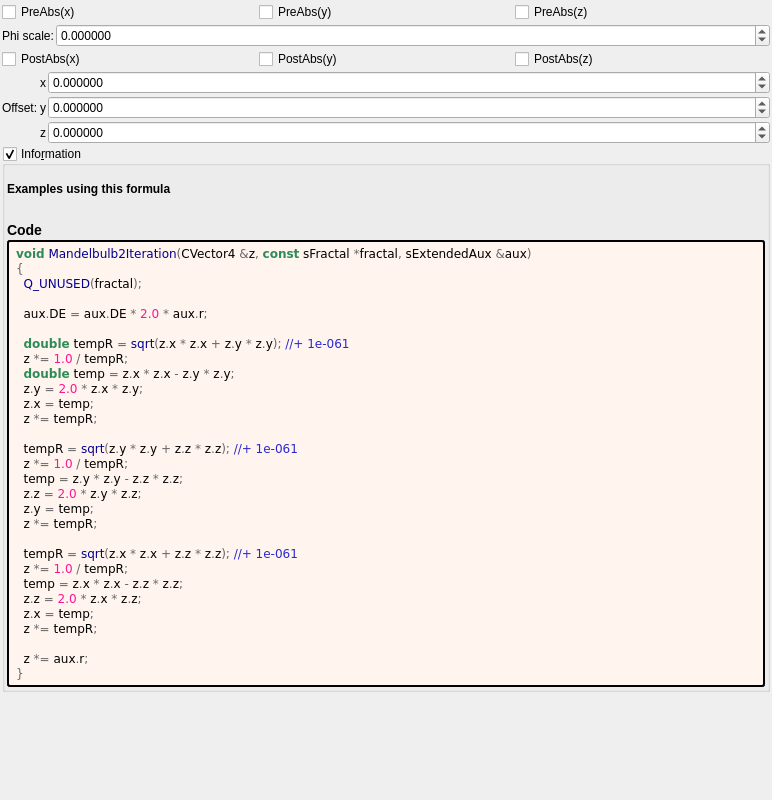
Before: the Qt Designer form mandelbulber2/formula/ui/mandelbulb_atan2_power2.ui in buddhi1980/mandelbulber2, drawn with Qt 5.
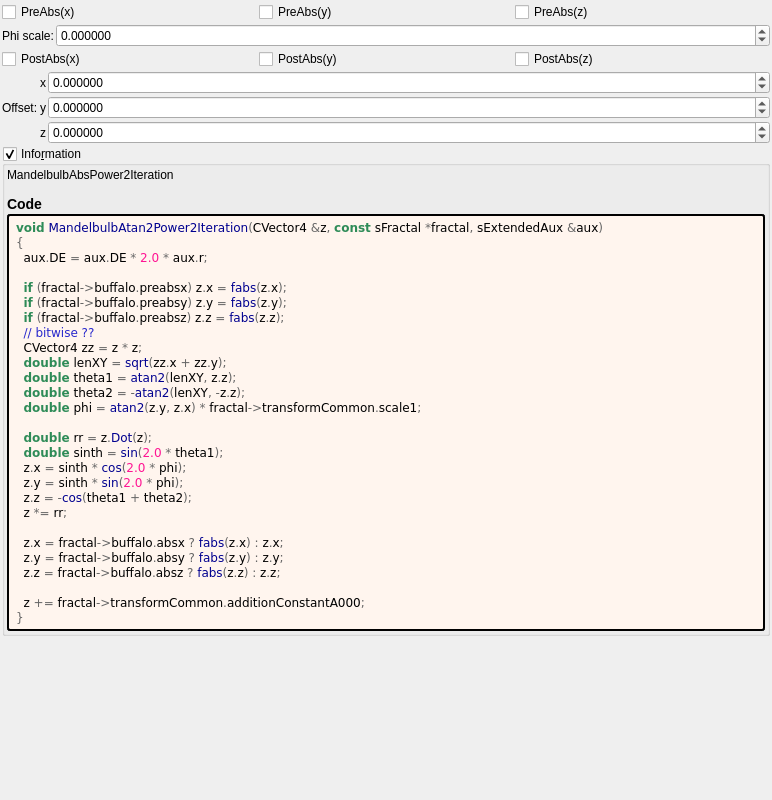
After: the same form once the commit is applied. Custom widgets are drawn as their Qt base class.

Commit message: Run populate*.php scripts TODO: mandelbulbEye needs special code for OpenCL

Diff of the .ui file:
```diff
--- a/mandelbulber2/formula/ui/mandelbulb_atan2_power2.ui
+++ b/mandelbulber2/formula/ui/mandelbulb_atan2_power2.ui
@@ -252,7 +252,9 @@
       <item>
        <widget class="QLabel" name="label_information_general">
         <property name="text">
-         <string notr="true">&lt;html&gt;&lt;head/&gt;&lt;body&gt;&lt;p&gt;&lt;br/&gt;&lt;span style=&quot; font-weight:600;&quot;&gt;Examples using this formula&lt;/span&gt;&lt;br/&gt;&lt;/p&gt;&lt;p&gt;&lt;span style=&quot; font-size:large; font-weight:600;&quot;&gt;Code&lt;/span&gt;&lt;/p&gt;&lt;/body&gt;&lt;/html&gt;</string>
+         <string notr="true">&lt;p&gt;MandelbulbAbsPower2Iteration&lt;/p&gt;&lt;table&gt;
+&lt;/table&gt;
+&lt;h3&gt;Code&lt;/h3&gt;</string>
         </property>
         <property name="wordWrap">
          <bool>true</bool>
@@ -272,34 +274,32 @@
         </property>
         <property name="text">
          <string notr="true">&lt;body style=&quot;background-color:#fff5ee&quot;&gt;
-&lt;pre style=&quot;color:#000000; background-color:#fff5ee;  font-family:'Courier New',monospace;&quot;&gt;&lt;span style=&quot;color:#2e8b57; font-weight:bold&quot;&gt;void&lt;/span&gt; &lt;span style=&quot;color:#00008f&quot;&gt;Mandelbulb2Iteration&lt;/span&gt;&lt;span style=&quot;color:#676767&quot;&gt;(&lt;/span&gt;CVector4 &lt;span style=&quot;color:#676767&quot;&gt;&amp;amp;&lt;/span&gt;z&lt;span style=&quot;color:#676767&quot;&gt;,&lt;/span&gt; &lt;span style=&quot;color:#2e8b57; font-weight:bold&quot;&gt;const&lt;/span&gt; sFractal &lt;span style=&quot;color:#676767&quot;&gt;*&lt;/span&gt;fractal&lt;span style=&quot;color:#676767&quot;&gt;,&lt;/span&gt; sExtendedAux &lt;span style=&quot;color:#676767&quot;&gt;&amp;amp;&lt;/span&gt;aux&lt;span style=&quot;color:#676767&quot;&gt;)&lt;/span&gt;
+&lt;pre style=&quot;color:#000000; background-color:#fff5ee;  font-family:'Courier New',monospace;&quot;&gt;&lt;span style=&quot;color:#2e8b57; font-weight:bold&quot;&gt;void&lt;/span&gt; &lt;span style=&quot;color:#00008f&quot;&gt;MandelbulbAtan2Power2Iteration&lt;/span&gt;&lt;span style=&quot;color:#676767&quot;&gt;(&lt;/span&gt;CVector4 &lt;span style=&quot;color:#676767&quot;&gt;&amp;amp;&lt;/span&gt;z&lt;span style=&quot;color:#676767&quot;&gt;,&lt;/span&gt; &lt;span style=&quot;color:#2e8b57; font-weight:bold&quot;&gt;const&lt;/span&gt; sFractal &lt;span style=&quot;color:#676767&quot;&gt;*&lt;/span&gt;fractal&lt;span style=&quot;color:#676767&quot;&gt;,&lt;/span&gt; sExtendedAux &lt;span style=&quot;color:#676767&quot;&gt;&amp;amp;&lt;/span&gt;aux&lt;span style=&quot;color:#676767&quot;&gt;)&lt;/span&gt;
 &lt;span style=&quot;color:#676767&quot;&gt;{&lt;/span&gt;
-  &lt;span style=&quot;color:#00008f&quot;&gt;Q_UNUSED&lt;/span&gt;&lt;span style=&quot;color:#676767&quot;&gt;(&lt;/span&gt;fractal&lt;span style=&quot;color:#676767&quot;&gt;);&lt;/span&gt;
-
   aux&lt;span style=&quot;color:#676767&quot;&gt;.&lt;/span&gt;DE &lt;span style=&quot;color:#676767&quot;&gt;=&lt;/span&gt; aux&lt;span style=&quot;color:#676767&quot;&gt;.&lt;/span&gt;DE &lt;span style=&quot;color:#676767&quot;&gt;*&lt;/span&gt; &lt;span style=&quot;color:#ff1493&quot;&gt;2.0&lt;/span&gt; &lt;span style=&quot;color:#676767&quot;&gt;*&lt;/span&gt; aux&lt;span style=&quot;color:#676767&quot;&gt;.&lt;/span&gt;r&lt;span style=&quot;color:#676767&quot;&gt;;&lt;/span&gt;
 
-  &lt;span style=&quot;color:#2e8b57; font-weight:bold&quot;&gt;double&lt;/span&gt; tempR &lt;span style=&quot;color:#676767&quot;&gt;=&lt;/span&gt; &lt;span style=&quot;color:#00008f&quot;&gt;sqrt&lt;/span&gt;&lt;span style=&quot;color:#676767&quot;&gt;(&lt;/span&gt;z&lt;span style=&quot;color:#676767&quot;&gt;.&lt;/span&gt;x &lt;span style=&quot;color:#676767&quot;&gt;*&lt;/span&gt; z&lt;span style=&quot;color:#676767&quot;&gt;.&lt;/span&gt;x &lt;span style=&quot;color:#676767&quot;&gt;+&lt;/span&gt; z&lt;span style=&quot;color:#676767&quot;&gt;.&lt;/span&gt;y &lt;span style=&quot;color:#676767&quot;&gt;*&lt;/span&gt; z&lt;span style=&quot;color:#676767&quot;&gt;.&lt;/span&gt;y&lt;span style=&quot;color:#676767&quot;&gt;);&lt;/span&gt; &lt;span style=&quot;color:#2929cc&quot;&gt;//+ 1e-061&lt;/span&gt;
-  z &lt;span style=&quot;color:#676767&quot;&gt;*=&lt;/span&gt; &lt;span style=&quot;color:#ff1493&quot;&gt;1.0&lt;/span&gt; &lt;span style=&quot;color:#676767&quot;&gt;/&lt;/span&gt; tempR&lt;span style=&quot;color:#676767&quot;&gt;;&lt;/span&gt;
-  &lt;span style=&quot;color:#2e8b57; font-weight:bold&quot;&gt;double&lt;/span&gt; temp &lt;span style=&quot;color:#676767&quot;&gt;=&lt;/span&gt; z&lt;span style=&quot;color:#676767&quot;&gt;.&lt;/span&gt;x &lt;span style=&quot;color:#676767&quot;&gt;*&lt;/span&gt; z&lt;span style=&quot;color:#676767&quot;&gt;.&lt;/span&gt;x &lt;span style=&quot;color:#676767&quot;&gt;-&lt;/span&gt; z&lt;span style=&quot;color:#676767&quot;&gt;.&lt;/span&gt;y &lt;span style=&quot;color:#676767&quot;&gt;*&lt;/span&gt; z&lt;span style=&quot;color:#676767&quot;&gt;.&lt;/span&gt;y&lt;span style=&quot;color:#676767&quot;&gt;;&lt;/span&gt;
-  z&lt;span style=&quot;color:#676767&quot;&gt;.&lt;/span&gt;y &lt;span style=&quot;color:#676767&quot;&gt;=&lt;/span&gt; &lt;span style=&quot;color:#ff1493&quot;&gt;2.0&lt;/span&gt; &lt;span style=&quot;color:#676767&quot;&gt;*&lt;/span&gt; z&lt;span style=&quot;color:#676767&quot;&gt;.&lt;/span&gt;x &lt;span style=&quot;color:#676767&quot;&gt;*&lt;/span&gt; z&lt;span style=&quot;color:#676767&quot;&gt;.&lt;/span&gt;y&lt;span style=&quot;color:#676767&quot;&gt;;&lt;/span&gt;
-  z&lt;span style=&quot;color:#676767&quot;&gt;.&lt;/span&gt;x &lt;span style=&quot;color:#676767&quot;&gt;=&lt;/span&gt; temp&lt;span style=&quot;color:#676767&quot;&gt;;&lt;/span&gt;
-  z &lt;span style=&quot;color:#676767&quot;&gt;*=&lt;/span&gt; tempR&lt;span style=&quot;color:#676767&quot;&gt;;&lt;/span&gt;
+  &lt;span style=&quot;color:#2e8b57; font-weight:bold&quot;&gt;if&lt;/span&gt; &lt;span style=&quot;color:#676767&quot;&gt;(&lt;/span&gt;fractal&lt;span style=&quot;color:#676767&quot;&gt;-&amp;gt;&lt;/span&gt;buffalo&lt;span style=&quot;color:#676767&quot;&gt;.&lt;/span&gt;preabsx&lt;span style=&quot;color:#676767&quot;&gt;)&lt;/span&gt; z&lt;span style=&quot;color:#676767&quot;&gt;.&lt;/span&gt;x &lt;span style=&quot;color:#676767&quot;&gt;=&lt;/span&gt; &lt;span style=&quot;color:#00008f&quot;&gt;fabs&lt;/span&gt;&lt;span style=&quot;color:#676767&quot;&gt;(&lt;/span&gt;z&lt;span style=&quot;color:#676767&quot;&gt;.&lt;/span&gt;x&lt;span style=&quot;color:#676767&quot;&gt;);&lt;/span&gt;
+  &lt;span style=&quot;color:#2e8b57; font-weight:bold&quot;&gt;if&lt;/span&gt; &lt;span style=&quot;color:#676767&quot;&gt;(&lt;/span&gt;fractal&lt;span style=&quot;color:#676767&quot;&gt;-&amp;gt;&lt;/span&gt;buffalo&lt;span style=&quot;color:#676767&quot;&gt;.&lt;/span&gt;preabsy&lt;span style=&quot;color:#676767&quot;&gt;)&lt;/span&gt; z&lt;span style=&quot;color:#676767&quot;&gt;.&lt;/span&gt;y &lt;span style=&quot;color:#676767&quot;&gt;=&lt;/span&gt; &lt;span style=&quot;color:#00008f&quot;&gt;fabs&lt;/span&gt;&lt;span style=&quot;color:#676767&quot;&gt;(&lt;/span&gt;z&lt;span style=&quot;color:#676767&quot;&gt;.&lt;/span&gt;y&lt;span style=&quot;color:#676767&quot;&gt;);&lt;/span&gt;
+  &lt;span style=&quot;color:#2e8b57; font-weight:bold&quot;&gt;if&lt;/span&gt; &lt;span style=&quot;color:#676767&quot;&gt;(&lt;/span&gt;fractal&lt;span style=&quot;color:#676767&quot;&gt;-&amp;gt;&lt;/span&gt;buffalo&lt;span style=&quot;color:#676767&quot;&gt;.&lt;/span&gt;preabsz&lt;span style=&quot;color:#676767&quot;&gt;)&lt;/span&gt; z&lt;span style=&quot;color:#676767&quot;&gt;.&lt;/span&gt;z &lt;span style=&quot;color:#676767&quot;&gt;=&lt;/span&gt; &lt;span style=&quot;color:#00008f&quot;&gt;fabs&lt;/span&gt;&lt;span style=&quot;color:#676767&quot;&gt;(&lt;/span&gt;z&lt;span style=&quot;color:#676767&quot;&gt;.&lt;/span&gt;z&lt;span style=&quot;color:#676767&quot;&gt;);&lt;/span&gt;
+  &lt;span style=&quot;color:#2929cc&quot;&gt;// bitwise ??&lt;/span&gt;
+  CVector4 zz &lt;span style=&quot;color:#676767&quot;&gt;=&lt;/span&gt; z &lt;span style=&quot;color:#676767&quot;&gt;*&lt;/span&gt; z&lt;span style=&quot;color:#676767&quot;&gt;;&lt;/span&gt;
+  &lt;span style=&quot;color:#2e8b57; font-weight:bold&quot;&gt;double&lt;/span&gt; lenXY &lt;span style=&quot;color:#676767&quot;&gt;=&lt;/span&gt; &lt;span style=&quot;color:#00008f&quot;&gt;sqrt&lt;/span&gt;&lt;span style=&quot;color:#676767&quot;&gt;(&lt;/span&gt;zz&lt;span style=&quot;color:#676767&quot;&gt;.&lt;/span&gt;x &lt;span style=&quot;color:#676767&quot;&gt;+&lt;/span&gt; zz&lt;span style=&quot;color:#676767&quot;&gt;.&lt;/span&gt;y&lt;span style=&quot;color:#676767&quot;&gt;);&lt;/span&gt;
+  &lt;span style=&quot;color:#2e8b57; font-weight:bold&quot;&gt;double&lt;/span&gt; theta1 &lt;span style=&quot;color:#676767&quot;&gt;=&lt;/span&gt; &lt;span style=&quot;color:#00008f&quot;&gt;atan2&lt;/span&gt;&lt;span style=&quot;color:#676767&quot;&gt;(&lt;/span&gt;lenXY&lt;span style=&quot;color:#676767&quot;&gt;,&lt;/span&gt; z&lt;span style=&quot;color:#676767&quot;&gt;.&lt;/span&gt;z&lt;span style=&quot;color:#676767&quot;&gt;);&lt;/span&gt;
+  &lt;span style=&quot;color:#2e8b57; font-weight:bold&quot;&gt;double&lt;/span&gt; theta2 &lt;span style=&quot;color:#676767&quot;&gt;= -&lt;/span&gt;&lt;span style=&quot;color:#00008f&quot;&gt;atan2&lt;/span&gt;&lt;span style=&quot;color:#676767&quot;&gt;(&lt;/span&gt;lenXY&lt;span style=&quot;color:#676767&quot;&gt;, -&lt;/span&gt;z&lt;span style=&quot;color:#676767&quot;&gt;.&lt;/span&gt;z&lt;span style=&quot;color:#676767&quot;&gt;);&lt;/span&gt;
+  &lt;span style=&quot;color:#2e8b57; font-weight:bold&quot;&gt;double&lt;/span&gt; phi &lt;span style=&quot;color:#676767&quot;&gt;=&lt;/span&gt; &lt;span style=&quot;color:#00008f&quot;&gt;atan2&lt;/span&gt;&lt;span style=&quot;color:#676767&quot;&gt;(&lt;/span&gt;z&lt;span style=&quot;color:#676767&quot;&gt;.&lt;/span&gt;y&lt;span style=&quot;color:#676767&quot;&gt;,&lt;/span&gt; z&lt;span style=&quot;color:#676767&quot;&gt;.&lt;/span&gt;x&lt;span style=&quot;color:#676767&quot;&gt;) *&lt;/span&gt; fractal&lt;span style=&quot;color:#676767&quot;&gt;-&amp;gt;&lt;/span&gt;transformCommon&lt;span style=&quot;color:#676767&quot;&gt;.&lt;/span&gt;scale1&lt;span style=&quot;color:#676767&quot;&gt;;&lt;/span&gt;
 
-  tempR &lt;span style=&quot;color:#676767&quot;&gt;=&lt;/span&gt; &lt;span style=&quot;color:#00008f&quot;&gt;sqrt&lt;/span&gt;&lt;span style=&quot;color:#676767&quot;&gt;(&lt;/span&gt;z&lt;span style=&quot;color:#676767&quot;&gt;.&lt;/span&gt;y &lt;span style=&quot;color:#676767&quot;&gt;*&lt;/span&gt; z&lt;span style=&quot;color:#676767&quot;&gt;.&lt;/span&gt;y &lt;span style=&quot;color:#676767&quot;&gt;+&lt;/span&gt; z&lt;span style=&quot;color:#676767&quot;&gt;.&lt;/span&gt;z &lt;span style=&quot;color:#676767&quot;&gt;*&lt;/span&gt; z&lt;span style=&quot;color:#676767&quot;&gt;.&lt;/span&gt;z&lt;span style=&quot;color:#676767&quot;&gt;);&lt;/span&gt; &lt;span style=&quot;color:#2929cc&quot;&gt;//+ 1e-061&lt;/span&gt;
-  z &lt;span style=&quot;color:#676767&quot;&gt;*=&lt;/span&gt; &lt;span style=&quot;color:#ff1493&quot;&gt;1.0&lt;/span&gt; &lt;span style=&quot;color:#676767&quot;&gt;/&lt;/span&gt; tempR&lt;span style=&quot;color:#676767&quot;&gt;;&lt;/span&gt;
-  temp &lt;span style=&quot;color:#676767&quot;&gt;=&lt;/span&gt; z&lt;span style=&quot;color:#676767&quot;&gt;.&lt;/span&gt;y &lt;span style=&quot;color:#676767&quot;&gt;*&lt;/span&gt; z&lt;span style=&quot;color:#676767&quot;&gt;.&lt;/span&gt;y &lt;span style=&quot;color:#676767&quot;&gt;-&lt;/span&gt; z&lt;span style=&quot;color:#676767&quot;&gt;.&lt;/span&gt;z &lt;span style=&quot;color:#676767&quot;&gt;*&lt;/span&gt; z&lt;span style=&quot;color:#676767&quot;&gt;.&lt;/span&gt;z&lt;span style=&quot;color:#676767&quot;&gt;;&lt;/span&gt;
-  z&lt;span style=&quot;color:#676767&quot;&gt;.&lt;/span&gt;z &lt;span style=&quot;color:#676767&quot;&gt;=&lt;/span&gt; &lt;span style=&quot;color:#ff1493&quot;&gt;2.0&lt;/span&gt; &lt;span style=&quot;color:#676767&quot;&gt;*&lt;/span&gt; z&lt;span style=&quot;color:#676767&quot;&gt;.&lt;/span&gt;y &lt;span style=&quot;color:#676767&quot;&gt;*&lt;/span&gt; z&lt;span style=&quot;color:#676767&quot;&gt;.&lt;/span&gt;z&lt;span style=&quot;color:#676767&quot;&gt;;&lt;/span&gt;
-  z&lt;span style=&quot;color:#676767&quot;&gt;.&lt;/span&gt;y &lt;span style=&quot;color:#676767&quot;&gt;=&lt;/span&gt; temp&lt;span style=&quot;color:#676767&quot;&gt;;&lt;/span&gt;
-  z &lt;span style=&quot;color:#676767&quot;&gt;*=&lt;/span&gt; tempR&lt;span style=&quot;color:#676767&quot;&gt;;&lt;/span&gt;
+  &lt;span style=&quot;color:#2e8b57; font-weight:bold&quot;&gt;double&lt;/span&gt; rr &lt;span style=&quot;color:#676767&quot;&gt;=&lt;/span&gt; z&lt;span style=&quot;color:#676767&quot;&gt;.&lt;/span&gt;&lt;span style=&quot;color:#00008f&quot;&gt;Dot&lt;/span&gt;&lt;span style=&quot;color:#676767&quot;&gt;(&lt;/span&gt;z&lt;span style=&quot;color:#676767&quot;&gt;);&lt;/span&gt;
+  &lt;span style=&quot;color:#2e8b57; font-weight:bold&quot;&gt;double&lt;/span&gt; sinth &lt;span style=&quot;color:#676767&quot;&gt;=&lt;/span&gt; &lt;span style=&quot;color:#00008f&quot;&gt;sin&lt;/span&gt;&lt;span style=&quot;color:#676767&quot;&gt;(&lt;/span&gt;&lt;span style=&quot;color:#ff1493&quot;&gt;2.0&lt;/span&gt; &lt;span style=&quot;color:#676767&quot;&gt;*&lt;/span&gt; theta1&lt;span style=&quot;color:#676767&quot;&gt;);&lt;/span&gt;
+  z&lt;span style=&quot;color:#676767&quot;&gt;.&lt;/span&gt;x &lt;span style=&quot;color:#676767&quot;&gt;=&lt;/span&gt; sinth &lt;span style=&quot;color:#676767&quot;&gt;*&lt;/span&gt; &lt;span style=&quot;color:#00008f&quot;&gt;cos&lt;/span&gt;&lt;span style=&quot;color:#676767&quot;&gt;(&lt;/span&gt;&lt;span style=&quot;color:#ff1493&quot;&gt;2.0&lt;/span&gt; &lt;span style=&quot;color:#676767&quot;&gt;*&lt;/span&gt; phi&lt;span style=&quot;color:#676767&quot;&gt;);&lt;/span&gt;
+  z&lt;span style=&quot;color:#676767&quot;&gt;.&lt;/span&gt;y &lt;span style=&quot;color:#676767&quot;&gt;=&lt;/span&gt; sinth &lt;span style=&quot;color:#676767&quot;&gt;*&lt;/span&gt; &lt;span style=&quot;color:#00008f&quot;&gt;sin&lt;/span&gt;&lt;span style=&quot;color:#676767&quot;&gt;(&lt;/span&gt;&lt;span style=&quot;color:#ff1493&quot;&gt;2.0&lt;/span&gt; &lt;span style=&quot;color:#676767&quot;&gt;*&lt;/span&gt; phi&lt;span style=&quot;color:#676767&quot;&gt;);&lt;/span&gt;
+  z&lt;span style=&quot;color:#676767&quot;&gt;.&lt;/span&gt;z &lt;span style=&quot;color:#676767&quot;&gt;= -&lt;/span&gt;&lt;span style=&quot;color:#00008f&quot;&gt;cos&lt;/span&gt;&lt;span style=&quot;color:#676767&quot;&gt;(&lt;/span&gt;theta1 &lt;span style=&quot;color:#676767&quot;&gt;+&lt;/span&gt; theta2&lt;span style=&quot;color:#676767&quot;&gt;);&lt;/span&gt;
+  z &lt;span style=&quot;color:#676767&quot;&gt;*=&lt;/span&gt; rr&lt;span style=&quot;color:#676767&quot;&gt;;&lt;/span&gt;
 
-  tempR &lt;span style=&quot;color:#676767&quot;&gt;=&lt;/span&gt; &lt;span style=&quot;color:#00008f&quot;&gt;sqrt&lt;/span&gt;&lt;span style=&quot;color:#676767&quot;&gt;(&lt;/span&gt;z&lt;span style=&quot;color:#676767&quot;&gt;.&lt;/span&gt;x &lt;span style=&quot;color:#676767&quot;&gt;*&lt;/span&gt; z&lt;span style=&quot;color:#676767&quot;&gt;.&lt;/span&gt;x &lt;span style=&quot;color:#676767&quot;&gt;+&lt;/span&gt; z&lt;span style=&quot;color:#676767&quot;&gt;.&lt;/span&gt;z &lt;span style=&quot;color:#676767&quot;&gt;*&lt;/span&gt; z&lt;span style=&quot;color:#676767&quot;&gt;.&lt;/span&gt;z&lt;span style=&quot;color:#676767&quot;&gt;);&lt;/span&gt; &lt;span style=&quot;color:#2929cc&quot;&gt;//+ 1e-061&lt;/span&gt;
-  z &lt;span style=&quot;color:#676767&quot;&gt;*=&lt;/span&gt; &lt;span style=&quot;color:#ff1493&quot;&gt;1.0&lt;/span&gt; &lt;span style=&quot;color:#676767&quot;&gt;/&lt;/span&gt; tempR&lt;span style=&quot;color:#676767&quot;&gt;;&lt;/span&gt;
-  temp &lt;span style=&quot;color:#676767&quot;&gt;=&lt;/span&gt; z&lt;span style=&quot;color:#676767&quot;&gt;.&lt;/span&gt;x &lt;span style=&quot;color:#676767&quot;&gt;*&lt;/span&gt; z&lt;span style=&quot;color:#676767&quot;&gt;.&lt;/span&gt;x &lt;span style=&quot;color:#676767&quot;&gt;-&lt;/span&gt; z&lt;span style=&quot;color:#676767&quot;&gt;.&lt;/span&gt;z &lt;span style=&quot;color:#676767&quot;&gt;*&lt;/span&gt; z&lt;span style=&quot;color:#676767&quot;&gt;.&lt;/span&gt;z&lt;span style=&quot;color:#676767&quot;&gt;;&lt;/span&gt;
-  z&lt;span style=&quot;color:#676767&quot;&gt;.&lt;/span&gt;z &lt;span style=&quot;color:#676767&quot;&gt;=&lt;/span&gt; &lt;span style=&quot;color:#ff1493&quot;&gt;2.0&lt;/span&gt; &lt;span style=&quot;color:#676767&quot;&gt;*&lt;/span&gt; z&lt;span style=&quot;color:#676767&quot;&gt;.&lt;/span&gt;x &lt;span style=&quot;color:#676767&quot;&gt;*&lt;/span&gt; z&lt;span style=&quot;color:#676767&quot;&gt;.&lt;/span&gt;z&lt;span style=&quot;color:#676767&quot;&gt;;&lt;/span&gt;
-  z&lt;span style=&quot;color:#676767&quot;&gt;.&lt;/span&gt;x &lt;span style=&quot;color:#676767&quot;&gt;=&lt;/span&gt; temp&lt;span style=&quot;color:#676767&quot;&gt;;&lt;/span&gt;
-  z &lt;span style=&quot;color:#676767&quot;&gt;*=&lt;/span&gt; tempR&lt;span style=&quot;color:#676767&quot;&gt;;&lt;/span&gt;
+  z&lt;span style=&quot;color:#676767&quot;&gt;.&lt;/span&gt;x &lt;span style=&quot;color:#676767&quot;&gt;=&lt;/span&gt; fractal&lt;span style=&quot;color:#676767&quot;&gt;-&amp;gt;&lt;/span&gt;buffalo&lt;span style=&quot;color:#676767&quot;&gt;.&lt;/span&gt;absx &lt;span style=&quot;color:#676767&quot;&gt;?&lt;/span&gt; &lt;span style=&quot;color:#00008f&quot;&gt;fabs&lt;/span&gt;&lt;span style=&quot;color:#676767&quot;&gt;(&lt;/span&gt;z&lt;span style=&quot;color:#676767&quot;&gt;.&lt;/span&gt;x&lt;span style=&quot;color:#676767&quot;&gt;) :&lt;/span&gt; z&lt;span style=&quot;color:#676767&quot;&gt;.&lt;/span&gt;x&lt;span style=&quot;color:#676767&quot;&gt;;&lt;/span&gt;
+  z&lt;span style=&quot;color:#676767&quot;&gt;.&lt;/span&gt;y &lt;span style=&quot;color:#676767&quot;&gt;=&lt;/span&gt; fractal&lt;span style=&quot;color:#676767&quot;&gt;-&amp;gt;&lt;/span&gt;buffalo&lt;span style=&quot;color:#676767&quot;&gt;.&lt;/span&gt;absy &lt;span style=&quot;color:#676767&quot;&gt;?&lt;/span&gt; &lt;span style=&quot;color:#00008f&quot;&gt;fabs&lt;/span&gt;&lt;span style=&quot;color:#676767&quot;&gt;(&lt;/span&gt;z&lt;span style=&quot;color:#676767&quot;&gt;.&lt;/span&gt;y&lt;span style=&quot;color:#676767&quot;&gt;) :&lt;/span&gt; z&lt;span style=&quot;color:#676767&quot;&gt;.&lt;/span&gt;y&lt;span style=&quot;color:#676767&quot;&gt;;&lt;/span&gt;
+  z&lt;span style=&quot;color:#676767&quot;&gt;.&lt;/span&gt;z &lt;span style=&quot;color:#676767&quot;&gt;=&lt;/span&gt; fractal&lt;span style=&quot;color:#676767&quot;&gt;-&amp;gt;&lt;/span&gt;buffalo&lt;span style=&quot;color:#676767&quot;&gt;.&lt;/span&gt;absz &lt;span style=&quot;color:#676767&quot;&gt;?&lt;/span&gt; &lt;span style=&quot;color:#00008f&quot;&gt;fabs&lt;/span&gt;&lt;span style=&quot;color:#676767&quot;&gt;(&lt;/span&gt;z&lt;span style=&quot;color:#676767&quot;&gt;.&lt;/span&gt;z&lt;span style=&quot;color:#676767&quot;&gt;) :&lt;/span&gt; z&lt;span style=&quot;color:#676767&quot;&gt;.&lt;/span&gt;z&lt;span style=&quot;color:#676767&quot;&gt;;&lt;/span&gt;
 
-  z &lt;span style=&quot;color:#676767&quot;&gt;*=&lt;/span&gt; aux&lt;span style=&quot;color:#676767&quot;&gt;.&lt;/span&gt;r&lt;span style=&quot;color:#676767&quot;&gt;;&lt;/span&gt;
+  z &lt;span style=&quot;color:#676767&quot;&gt;+=&lt;/span&gt; fractal&lt;span style=&quot;color:#676767&quot;&gt;-&amp;gt;&lt;/span&gt;transformCommon&lt;span style=&quot;color:#676767&quot;&gt;.&lt;/span&gt;additionConstantA000&lt;span style=&quot;color:#676767&quot;&gt;;&lt;/span&gt;
 &lt;span style=&quot;color:#676767&quot;&gt;}&lt;/span&gt;
 &lt;/pre&gt;
 &lt;/body&gt;</string>
```
Left out of the diff: 4 changed lines with no effect on the pictures. The commit also changes 33 other files.
